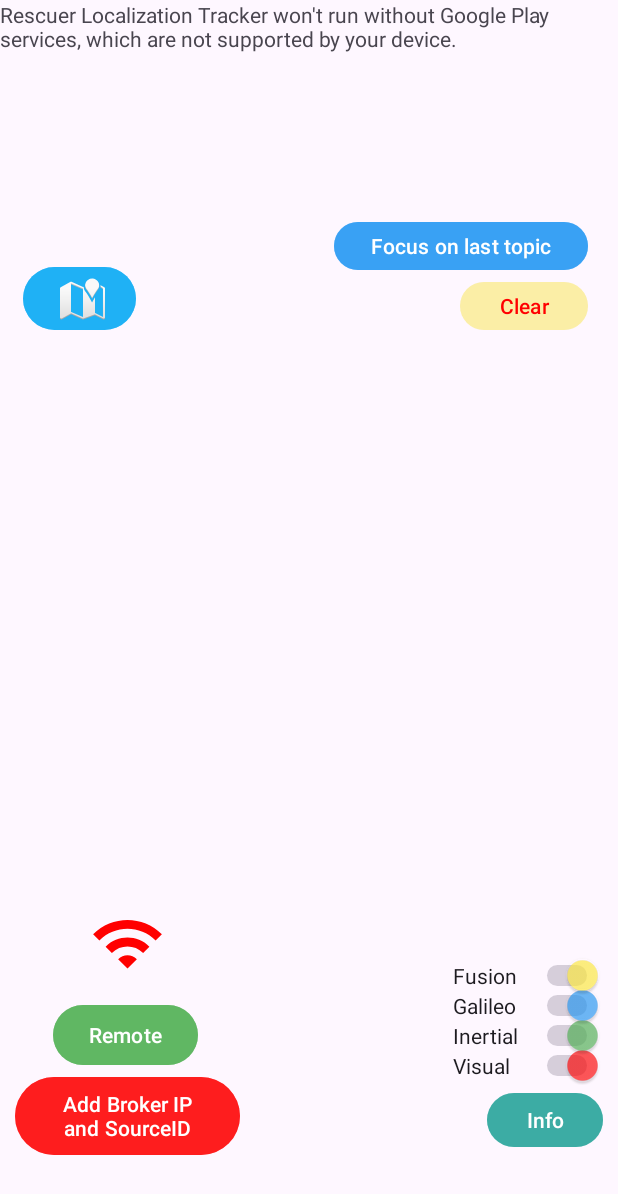
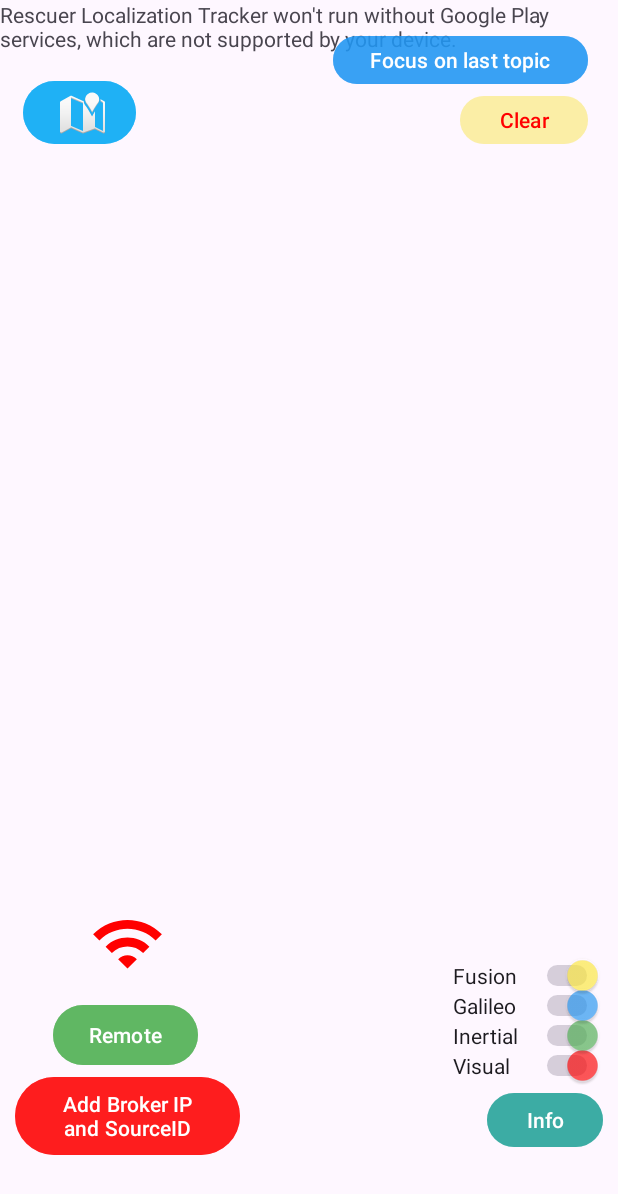
Before and after one commit to zapmxl/rescuer-localization-app, an Android app: the screen it shows after launch (MainActivity), on a phone screen of 412 x 824 dp. Shown: the top 1194 px of the screen. Run offline under Robolectric (Android 15) with nearby library versions, the phone set to English and light mode, and no system bars; libraries missing offline, so code that uses them is left out: org.eclipse.paho.

Commit message:
Minor Changes on the GUI

```diff
--- a/app/src/main/res/layout/activity_main.xml
+++ b/app/src/main/res/layout/activity_main.xml
@@ -77,13 +77,13 @@
 
     <Button
         android:id="@+id/focusLastMarkerButton"
-        android:layout_width="169dp"
+        android:layout_width="170dp"
         android:layout_height="40dp"
         android:layout_marginEnd="20dp"
-        android:layout_marginBottom="640dp"
+        android:layout_marginTop="20dp"
         android:backgroundTint="#A82196F3"
         android:text="Focus on last topic"
-        app:layout_constraintBottom_toBottomOf="parent"
+        app:layout_constraintTop_toTopOf="parent"
         app:layout_constraintEnd_toEndOf="parent"
         tools:layout_editor_absoluteY="17dp" />
 
@@ -92,12 +92,12 @@
         android:layout_width="85dp"
         android:layout_height="40dp"
         android:layout_marginEnd="20dp"
-        android:layout_marginBottom="600dp"
+        android:layout_marginTop="60dp"
         android:backgroundTint="#39F3DE21"
         android:text="Clear"
         android:textAlignment="center"
         android:textColor="#FF0000"
-        app:layout_constraintBottom_toBottomOf="parent"
+        app:layout_constraintTop_toTopOf="parent"
         app:layout_constraintEnd_toEndOf="parent" />
 
     <ImageView
@@ -116,10 +116,10 @@
         android:layout_width="75dp"
         android:layout_height="50dp"
         android:layout_marginStart="15dp"
-        android:layout_marginBottom="600dp"
+        android:layout_marginTop="50dp"
         android:backgroundTint="#A803A9F4"
         android:drawableLeft="@android:drawable/ic_dialog_map"
-        app:layout_constraintBottom_toBottomOf="parent"
+        app:layout_constraintTop_toTopOf="parent"
         app:layout_constraintStart_toStartOf="parent" />
 
     <Button
```
